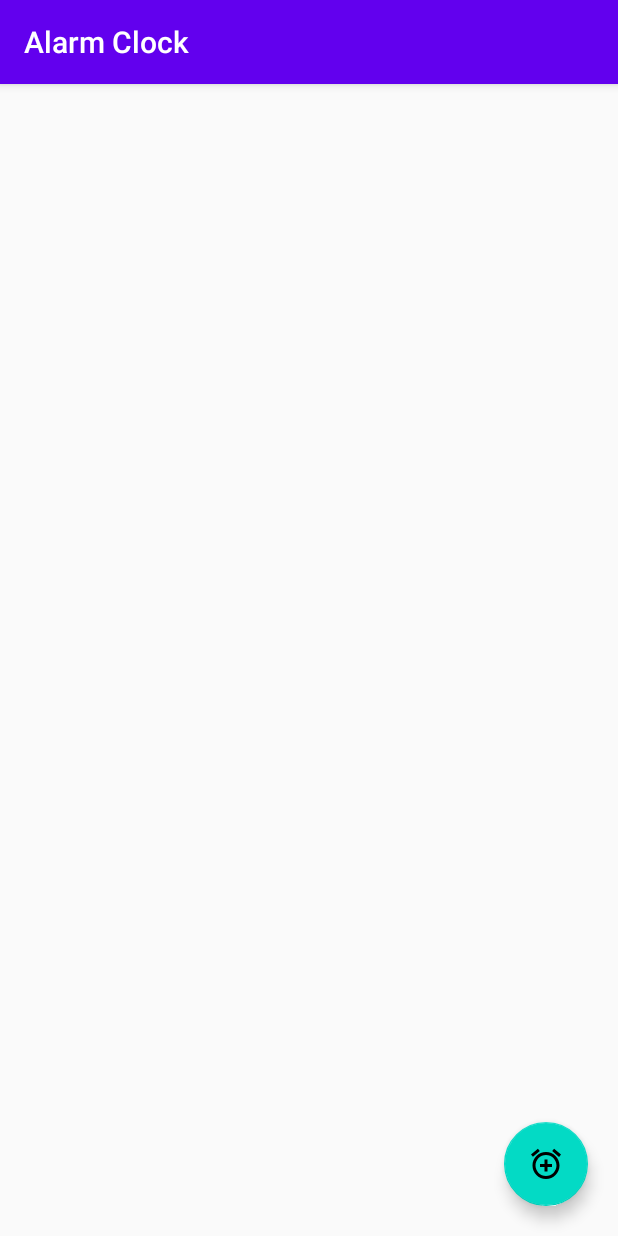
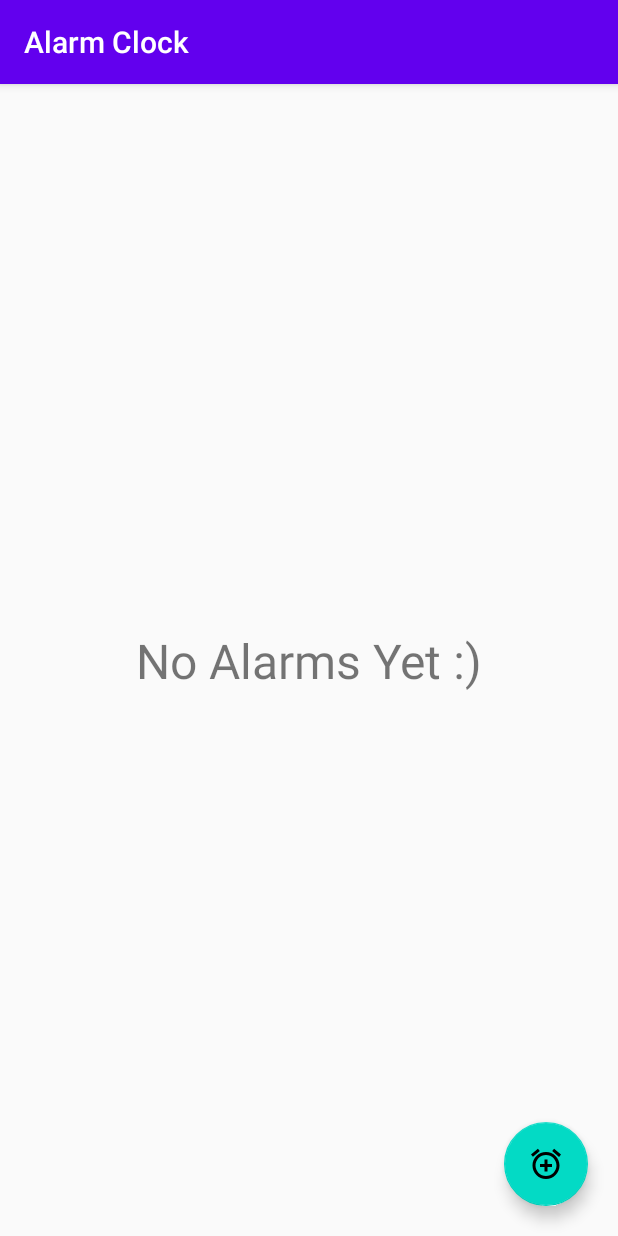
Before and after one commit to HadarAviEven/AlarmClock, an Android app: the screen it shows after launch (MainActivity), on a phone screen of 412 x 824 dp. Run offline under Robolectric (Android 15) with nearby library versions, the phone set to English and light mode, and no system bars; our stand-ins replace EventBus; libraries missing offline, so code that uses them is left out: de.greenrobot.event; 1 statement that could not run was skipped.

Commit message:
Adding textView if there are no alarms to display

```diff
--- a/app/src/main/java/com/hadar/alarmclock/ui/main/AlarmAdapter.java
+++ b/app/src/main/java/com/hadar/alarmclock/ui/main/AlarmAdapter.java
@@ -19,9 +19,8 @@ import java.util.ArrayList;
 
 import androidx.annotation.NonNull;
 import androidx.core.content.ContextCompat;
-import androidx.recyclerview.widget.RecyclerView;
 
-public class AlarmAdapter extends RecyclerView.Adapter<AlarmViewHolder> {
+public class AlarmAdapter extends EmptyRecyclerView.Adapter<AlarmViewHolder> {
 
     private ArrayList<Alarm> alarmsArrayList;
     private Context context;
--- /dev/null
+++ b/app/src/main/java/com/hadar/alarmclock/ui/main/EmptyRecyclerView.java
@@ -0,0 +1,72 @@
+package com.hadar.alarmclock.ui.main;
+
+import android.content.Context;
+import android.util.AttributeSet;
+import android.view.View;
+
+import androidx.annotation.Nullable;
+import androidx.recyclerview.widget.RecyclerView;
+
+public class EmptyRecyclerView extends RecyclerView {
+    private View mEmptyView;
+
+    public EmptyRecyclerView(Context context) {
+        super(context);
+    }
+
+    public EmptyRecyclerView(Context context, @Nullable AttributeSet attrs) {
+        super(context, attrs);
+    }
+
+    public EmptyRecyclerView(Context context, @Nullable AttributeSet attrs, int defStyle) {
+        super(context, attrs, defStyle);
+    }
+
+    private void initEmptyView() {
+        if (mEmptyView != null) {
+            mEmptyView.setVisibility(
+                    getAdapter() == null || getAdapter().getItemCount() == 0 ? VISIBLE : GONE);
+            EmptyRecyclerView.this.setVisibility(
+                    getAdapter() == null || getAdapter().getItemCount() == 0 ? GONE : VISIBLE);
+        }
+    }
+
+    final AdapterDataObserver observer = new AdapterDataObserver() {
+        @Override
+        public void onChanged() {
+            super.onChanged();
+            initEmptyView();
+        }
+
+        @Override
+        public void onItemRangeInserted(int positionStart, int itemCount) {
+            super.onItemRangeInserted(positionStart, itemCount);
+            initEmptyView();
+        }
+
+        @Override
+        public void onItemRangeRemoved(int positionStart, int itemCount) {
+            super.onItemRangeRemoved(positionStart, itemCount);
+            initEmptyView();
+        }
+    };
+
+    @Override
+    public void setAdapter(Adapter adapter) {
+        Adapter oldAdapter = getAdapter();
+        super.setAdapter(adapter);
+
+        if (oldAdapter != null) {
+            oldAdapter.unregisterAdapterDataObserver(observer);
+        }
+
+        if (adapter != null) {
+            adapter.registerAdapterDataObserver(observer);
+        }
+    }
+
+    public void setEmptyView(View view) {
+        this.mEmptyView = view;
+        initEmptyView();
+    }
+}
--- a/app/src/main/java/com/hadar/alarmclock/ui/main/activities/MainActivity.java
+++ b/app/src/main/java/com/hadar/alarmclock/ui/main/activities/MainActivity.java
@@ -10,6 +10,7 @@ import com.hadar.alarmclock.data.AlarmsDataManager;
 import com.hadar.alarmclock.R;
 import com.hadar.alarmclock.ui.addalarm.activities.AddAlarmActivity;
 import com.hadar.alarmclock.ui.addalarm.models.Alarm;
+import com.hadar.alarmclock.ui.main.EmptyRecyclerView;
 import com.hadar.alarmclock.ui.main.events.DataSyncEvent;
 import com.hadar.alarmclock.ui.main.AlarmAdapter;
 
@@ -22,7 +23,7 @@ import de.greenrobot.event.EventBus;
 
 public class MainActivity extends AppCompatActivity {
 
-    private RecyclerView recyclerView;
+    private EmptyRecyclerView recyclerView;
     private AlarmAdapter alarmAdapter;
     private FloatingActionButton fab;
     private final int LAUNCH_SECOND_ACTIVITY = 1;
@@ -36,6 +37,8 @@ public class MainActivity extends AppCompatActivity {
         findViews();
         initRecyclerView();
         initFab();
+
+//        fakeDataForTests();
     }
 
     private void findViews() {
@@ -46,13 +49,10 @@ public class MainActivity extends AppCompatActivity {
     private void initRecyclerView() {
         recyclerView.setHasFixedSize(true);
         RecyclerView.LayoutManager layoutManager = new LinearLayoutManager(this);
+        recyclerView.setLayoutManager(layoutManager);
         alarmAdapter = new AlarmAdapter(AlarmsDataManager.getInstance().alarmsArrayList, this);
-
-        recyclerView.setLayoutManager(layoutManager);
+        recyclerView.setEmptyView(findViewById(R.id.emptyView));
         recyclerView.setAdapter(alarmAdapter);
-
-//        AlarmsDataManager.getInstance().addFakeData();
-//        alarmAdapter.notifyDataSetChanged();
     }
 
     private void initFab() {
@@ -98,4 +98,9 @@ public class MainActivity extends AppCompatActivity {
     public void onEvent(DataSyncEvent syncStatusMessage) {
         alarmAdapter.notifyDataSetChanged();
     }
+
+    private void fakeDataForTests() {
+        AlarmsDataManager.getInstance().addFakeData();
+        alarmAdapter.notifyDataSetChanged();
+    }
 }
--- a/app/src/main/java/com/hadar/alarmclock/ui/main/receivers/BootReceiver.java
+++ b/app/src/main/java/com/hadar/alarmclock/ui/main/receivers/BootReceiver.java
@@ -3,7 +3,6 @@ package com.hadar.alarmclock.ui.main.receivers;
 import android.content.BroadcastReceiver;
 import android.content.Context;
 import android.content.Intent;
-import android.util.Log;
 
 import com.hadar.alarmclock.R;
 
@@ -13,7 +12,7 @@ public class BootReceiver extends BroadcastReceiver {
 
     @Override
     public void onReceive(Context context, Intent intent) {
-        if (Objects.equals(intent.getAction(), context.getString(R.string.Boot))) {
+        if (Objects.equals(intent.getAction(), context.getString(R.string.boot))) {
 
             Intent newIntent = new Intent(context, AlarmReceiver.class);
             context.sendBroadcast(newIntent);
--- a/app/src/main/res/layout/activity_main.xml
+++ b/app/src/main/res/layout/activity_main.xml
@@ -6,11 +6,26 @@
     android:layout_height="match_parent"
     tools:context=".ui.main.activities.MainActivity">
 
-    <androidx.recyclerview.widget.RecyclerView
+    <TextView
+        android:id="@+id/emptyView"
+        android:layout_width="wrap_content"
+        android:layout_height="wrap_content"
+        android:layout_centerHorizontal="true"
+        android:layout_centerVertical="true"
+        android:text="@string/no_alarms"
+        android:textSize="32sp"
+        app:layout_constraintBottom_toBottomOf="parent"
+        app:layout_constraintEnd_toEndOf="parent"
+        app:layout_constraintHorizontal_bias="0.5"
+        app:layout_constraintStart_toStartOf="parent"
+        app:layout_constraintTop_toTopOf="parent" />
+
+    <com.hadar.alarmclock.ui.main.EmptyRecyclerView
         android:id="@+id/recyclerView"
         android:layout_width="match_parent"
         android:layout_height="match_parent"
-        android:padding="5dp" />
+        android:padding="5dp"
+        android:visibility="gone" />
 
     <com.google.android.material.floatingactionbutton.FloatingActionButton
         android:id="@+id/floatingActionButton"
--- a/app/src/main/res/values/strings.xml
+++ b/app/src/main/res/values/strings.xml
@@ -20,5 +20,6 @@
     <string name="minutes_pattern">mm</string>
     <string name="result_alarm">resultAlarm</string>
     <string name="id">id</string>
-    <string name="Boot">android.intent.action.BOOT_COMPLETED</string>
+    <string name="boot">android.intent.action.BOOT_COMPLETED</string>
+    <string name="no_alarms">No Alarms Yet :)</string>
 </resources>
```
